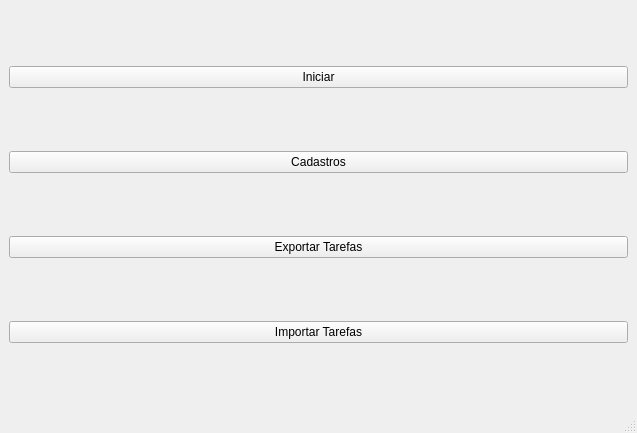
First picture: the form in anatomy/mainwindow.ui, repository caiovosilva/anatomy, before the edit.
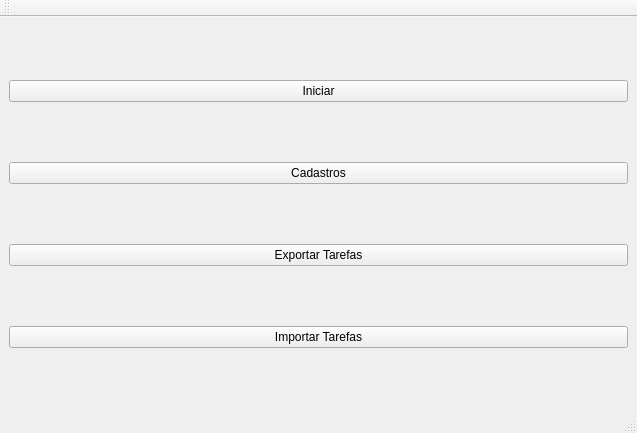
Second picture: the form after the edit.

Patch:
```diff
--- a/anatomy/mainwindow.ui
+++ b/anatomy/mainwindow.ui
@@ -56,6 +56,17 @@
    </property>
   </widget>
   <widget class="QStatusBar" name="statusbar"/>
+  <widget class="QToolBar" name="toolBar">
+   <property name="windowTitle">
+    <string>toolBar</string>
+   </property>
+   <attribute name="toolBarArea">
+    <enum>TopToolBarArea</enum>
+   </attribute>
+   <attribute name="toolBarBreak">
+    <bool>false</bool>
+   </attribute>
+  </widget>
  </widget>
  <resources/>
  <connections/>
```
